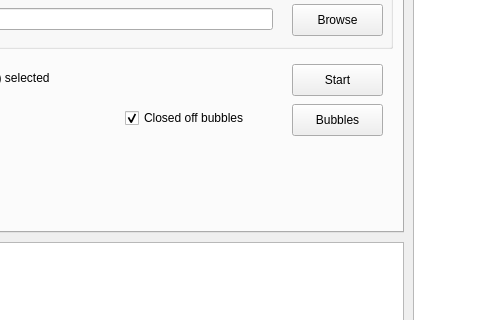
This is processdialog.ui in tobinder/processdialog as Qt 5 draws it before an edit; both pictures show x 287 to 767 and y 108 to 428 of the 1011 by 697 pixel window. The edited form follows.
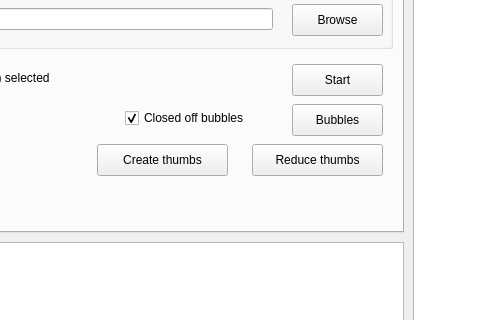
This is the edited form. The open tabs and pages were chosen to show the change. Icons and pictures are not drawn.

Commit message: add thumb handling to GUI

Patch:
```diff
--- a/processdialog.ui
+++ b/processdialog.ui
@@ -910,6 +910,32 @@
       <bool>true</bool>
      </property>
     </widget>
+    <widget class="QPushButton" name="thumbsStartButton">
+     <property name="geometry">
+      <rect>
+       <x>372</x>
+       <y>216</y>
+       <width>131</width>
+       <height>32</height>
+      </rect>
+     </property>
+     <property name="text">
+      <string>Create thumbs</string>
+     </property>
+    </widget>
+    <widget class="QPushButton" name="thumbsStartButton2">
+     <property name="geometry">
+      <rect>
+       <x>527</x>
+       <y>216</y>
+       <width>131</width>
+       <height>32</height>
+      </rect>
+     </property>
+     <property name="text">
+      <string>Reduce thumbs</string>
+     </property>
+    </widget>
    </widget>
    <widget class="QWidget" name="CIS">
     <attribute name="title">
```
The commit also changes 2 other files.
